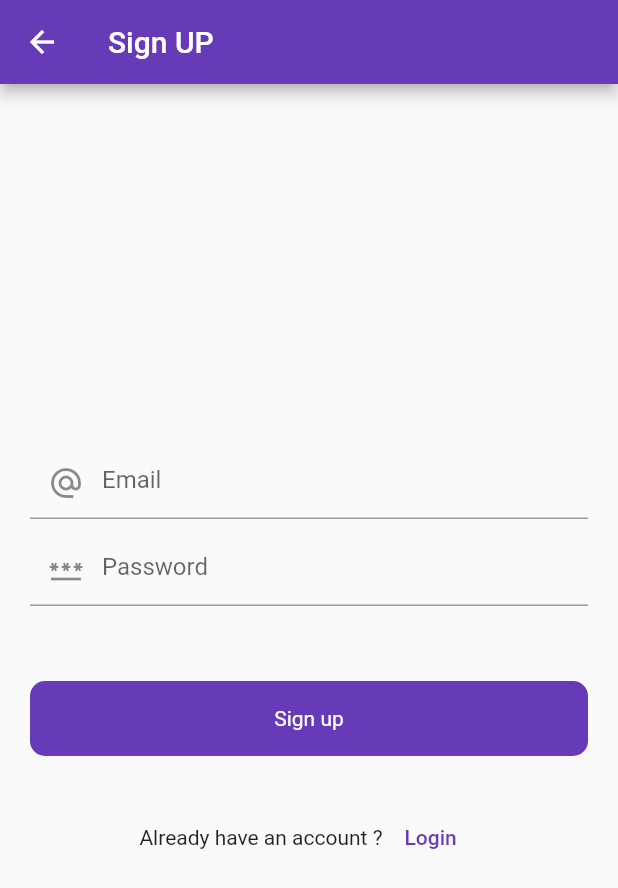
After one commit to Riad-383/firebase-project, a Flutter app: the screen it shows after launch, after a tap on "login", after a tap on "Sign up", on a phone screen of 412 x 824 dp. The commit adds this screen. Shown: the top 888 px of the screen. Run offline on Flutter 3.47's test engine with Material 2 defaults, Android fonts, the phone set to English and light mode, and no system bars; our stand-ins replace firebase_auth, firebase_core; accounts and stored records are empty.

Commit message:
second commit

```diff
--- a/lib/Ui/uth/login_screen.dart
+++ b/lib/Ui/uth/login_screen.dart
@@ -1,5 +1,7 @@
+import 'package:firebase_project/Ui/uth/signup_screen.dart';
 import 'package:flutter/cupertino.dart';
 import 'package:flutter/material.dart';
+import 'package:flutter/services.dart';
 
 import '../../widgets/round_button.dart';
 
@@ -25,7 +27,12 @@ class _LoginScreenState extends State<LoginScreen> {
 
   @override
   Widget build(BuildContext context) {
-    return Scaffold(
+    return WillPopScope(
+      onWillPop: () async {
+        SystemNavigator.pop();
+        return true;
+      },
+      child: Scaffold(
         appBar: AppBar(title: const Text("login")),
         body: Padding(
           padding: const EdgeInsets.symmetric(horizontal: 20),
@@ -77,12 +84,28 @@ class _LoginScreenState extends State<LoginScreen> {
               RoundButton(
                 title: "login",
                 onTap: () {
-                if (formKey.currentState!.validate()){
-
-                }
+                  if (formKey.currentState!.validate()) {}
                 },
+              ),
+              const SizedBox(
+                height: 30,
+              ),
+              Row(
+                mainAxisAlignment: MainAxisAlignment.center,
+                children: [
+                  const Text("Don't have an account ?"),
+                  TextButton(
+                      onPressed: () {
+                        Navigator.push(
+                            context,
+                            MaterialPageRoute(
+                                builder: (context) => const SignupScreen()));
+                      },
+                      child: const Text("Sign up"))
+                ],
               )
             ],
+          ),
         ),
       ),
     );
--- /dev/null
+++ b/lib/Ui/uth/signup_screen.dart
@@ -0,0 +1,106 @@
+import 'package:firebase_project/Ui/uth/login_screen.dart';
+import 'package:flutter/cupertino.dart';
+import 'package:flutter/material.dart';
+
+import '../../widgets/round_button.dart';
+
+class SignupScreen extends StatefulWidget {
+  const SignupScreen({super.key});
+
+  @override
+  State<SignupScreen> createState() => _SignupScreenState();
+}
+
+class _SignupScreenState extends State<SignupScreen> {
+  final formKey = GlobalKey<FormState>();
+  final emailControler = TextEditingController();
+  final passwordController = TextEditingController();
+  @override
+  void dispose() {
+    super.dispose();
+    // TODO: implement dispose
+
+    emailControler.dispose();
+    passwordController.dispose();
+  }
+
+  @override
+  Widget build(BuildContext context) {
+    return Scaffold(
+      appBar: AppBar(title: const Text("Sign UP")),
+      body: Padding(
+        padding: const EdgeInsets.symmetric(horizontal: 20),
+        child: Column(
+          mainAxisAlignment: MainAxisAlignment.center,
+          crossAxisAlignment: CrossAxisAlignment.center,
+          children: [
+            Form(
+                key: formKey,
+                child: Column(
+                  children: [
+                    TextFormField(
+                      keyboardType: TextInputType.emailAddress,
+                      controller: emailControler,
+                      decoration: const InputDecoration(
+                        hintText: "Email",
+                        prefixIcon: Icon(Icons.alternate_email),
+                      ),
+                      validator: (value) {
+                        if (value!.isEmpty) {
+                          return "Enter email";
+                        }
+                        return null;
+                      },
+                    ),
+                    const SizedBox(
+                      height: 10,
+                    ),
+                    TextFormField(
+                      keyboardType: TextInputType.visiblePassword,
+                      controller: passwordController,
+                      obscureText: true,
+                      decoration: const InputDecoration(
+                        hintText: "Password",
+                        prefixIcon: Icon(Icons.password_outlined),
+                      ),
+                      validator: (value) {
+                        if (value!.isEmpty) {
+                          return "Enter email";
+                        }
+                        return null;
+                      },
+                    ),
+                  ],
+                )),
+            const SizedBox(
+              height: 50,
+            ),
+            RoundButton(
+              title: "Sign up",
+              onTap: () {
+                if (formKey.currentState!.validate()) {}
+              },
+            ),
+            const SizedBox(
+              height: 30,
+            ),
+            Row(
+              mainAxisAlignment: MainAxisAlignment.center,
+              children: [
+                const Text("Already have an account ?"),
+                TextButton(
+                    onPressed: () {
+                      Navigator.push(
+                          context,
+                          MaterialPageRoute(
+                              builder: (context) => const LoginScreen()));
+                    },
+                    child: const Text("Login"))
+              ],
+            )
+          ],
+        ),
+      ),
+    );
+  }
+}
```
Lines whose indentation alone changed are shown as unchanged.
